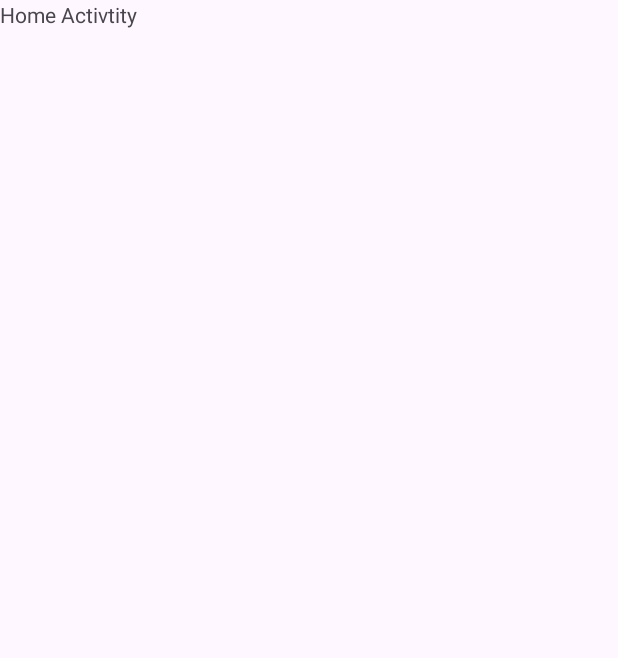
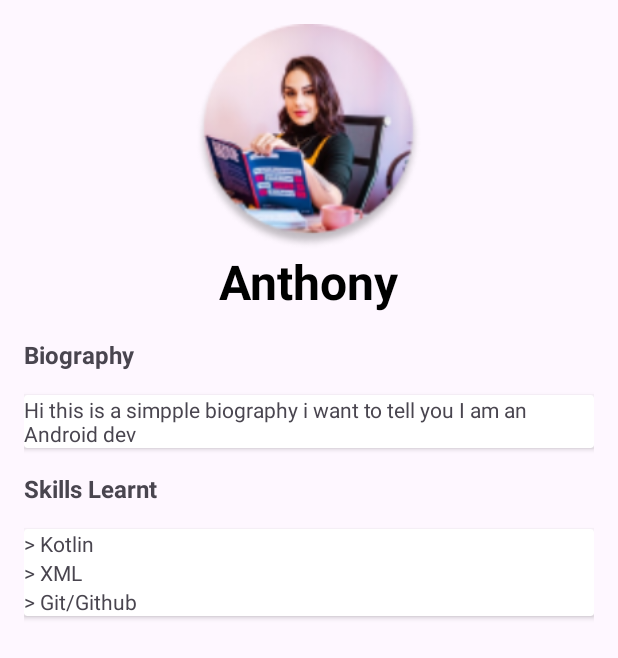
Before and after one commit to ANTONINEUTRON/WomenTechstersFirstApp_TutorsVersion, an Android app: the HomeActivity screen opened directly, with no data from a screen before it, on a phone screen of 412 x 824 dp. Before the commit the part shown is almost empty. Shown: the top 658 px of the screen. Run offline under Robolectric (Android 15) with nearby library versions, the phone set to English and light mode, and no system bars.

Commit message:
November 27th

```diff
--- a/app/src/main/java/com/wtm/womentechstersfirstapp/LoginActivity.kt
+++ b/app/src/main/java/com/wtm/womentechstersfirstapp/LoginActivity.kt
@@ -4,6 +4,8 @@ import android.content.Intent
 import androidx.appcompat.app.AppCompatActivity
 import android.os.Bundle
 import android.widget.Button
+import android.widget.EditText
+import com.google.android.material.snackbar.Snackbar
 
 class LoginActivity : AppCompatActivity() {
     override fun onCreate(savedInstanceState: Bundle?) {
@@ -23,8 +25,31 @@ class LoginActivity : AppCompatActivity() {
         }
 
         val loginBtn: Button = findViewById(R.id.loginButton)
+        val username: EditText = findViewById(R.id.username)
+        val password: EditText = findViewById(R.id.password)
+
         loginBtn.setOnClickListener{
-            navigateToLoginPage()
+            var usernameTxt: String = username.text.toString()
+            var passwordTxt: String = password.text.toString()
+            var message: String = ""
+
+            //perform validation checks
+            if(usernameTxt != "Fauziyat"){
+                message = "Wrong Username"
+            }else if(passwordTxt != "demo"){
+                message = "Invalid Password"
+            }
+
+            //show message or take user to homepage
+            if(message.isNotEmpty()){
+                Snackbar.make(
+                    findViewById(R.id.layout),
+                    message,
+                    Snackbar.LENGTH_LONG
+                ).show()
+            }else {
+                navigateToLoginPage()
+            }
         }
     }
 
--- a/app/src/main/res/layout/activity_home.xml
+++ b/app/src/main/res/layout/activity_home.xml
@@ -1,16 +1,80 @@
 <?xml version="1.0" encoding="utf-8"?>
-<androidx.constraintlayout.widget.ConstraintLayout xmlns:android="http://schemas.android.com/apk/res/android"
+<androidx.coordinatorlayout.widget.CoordinatorLayout xmlns:android="http://schemas.android.com/apk/res/android"
     xmlns:app="http://schemas.android.com/apk/res-auto"
     xmlns:tools="http://schemas.android.com/tools"
     android:layout_width="match_parent"
     android:layout_height="match_parent"
     tools:context=".HomeActivity">
 
-    <TextView
-        android:id="@+id/textView"
-        android:layout_width="wrap_content"
-        android:layout_height="wrap_content"
-        android:text="Home Activtity"
-        tools:layout_editor_absoluteX="121dp"
-        tools:layout_editor_absoluteY="303dp" />
-</androidx.constraintlayout.widget.ConstraintLayout>
+    <LinearLayout
+        android:layout_width="match_parent"
+        android:layout_height="match_parent"
+        android:orientation="vertical"
+        app:layout_behavior="com.google.android.material.appbar.AppBarLayout$ScrollingViewBehavior"
+        android:padding="16dp">
+        <ImageView
+            android:layout_width="150dp"
+            android:layout_height="150dp"
+            android:layout_gravity="center_horizontal"
+            android:src="@drawable/profile1"/>
+        <TextView
+            android:layout_width="wrap_content"
+            android:layout_height="wrap_content"
+            android:text="Anthony"
+            android:layout_gravity="center_horizontal"
+            android:textStyle="bold"
+            android:textSize="32dp"
+            android:textColor="#000"
+            />
+        <TextView
+            android:layout_width="wrap_content"
+            android:layout_height="wrap_content"
+            android:text="Biography"
+            android:textStyle="bold"
+            android:layout_marginVertical="16dp"
+            android:textSize="16dp"/>
+        <androidx.cardview.widget.CardView
+            android:layout_width="match_parent"
+            android:layout_height="wrap_content"
+            android:padding="8dp">
+            <TextView
+                android:layout_width="match_parent"
+                android:layout_height="wrap_content"
+                android:text="Hi this is a simpple biography i want to tell you I am an Android dev"
+                />
+        </androidx.cardview.widget.CardView>
+
+        <TextView
+            android:layout_width="wrap_content"
+            android:layout_height="wrap_content"
+            android:text="Skills Learnt"
+            android:textStyle="bold"
+            android:layout_marginVertical="16dp"
+            android:textSize="16dp"/>
+        <androidx.cardview.widget.CardView
+            android:layout_width="match_parent"
+            android:layout_height="wrap_content"
+            android:padding="8dp">
+            <LinearLayout
+                android:layout_width="match_parent"
+                android:layout_height="wrap_content"
+                android:orientation="vertical">
+                <TextView
+                    android:layout_width="match_parent"
+                    android:layout_height="wrap_content"
+                    android:text="> Kotlin"
+                    />
+                <TextView
+                    android:layout_width="match_parent"
+                    android:layout_height="wrap_content"
+                    android:text="> XML"
+                    />
+                <TextView
+                    android:layout_width="match_parent"
+                    android:layout_height="wrap_content"
+                    android:text="> Git/Github"
+                    />
+            </LinearLayout>
+        </androidx.cardview.widget.CardView>
+    </LinearLayout>
+</androidx.coordinatorlayout.widget.CoordinatorLayout>
--- a/app/src/main/res/layout/activity_login.xml
+++ b/app/src/main/res/layout/activity_login.xml
@@ -3,6 +3,7 @@
     xmlns:android="http://schemas.android.com/apk/res/android"
     xmlns:app="http://schemas.android.com/apk/res-auto"
     xmlns:tools="http://schemas.android.com/tools"
+    android:id="@+id/layout"
     android:layout_width="match_parent"
     android:layout_height="match_parent"
     android:padding="30dp"
```
